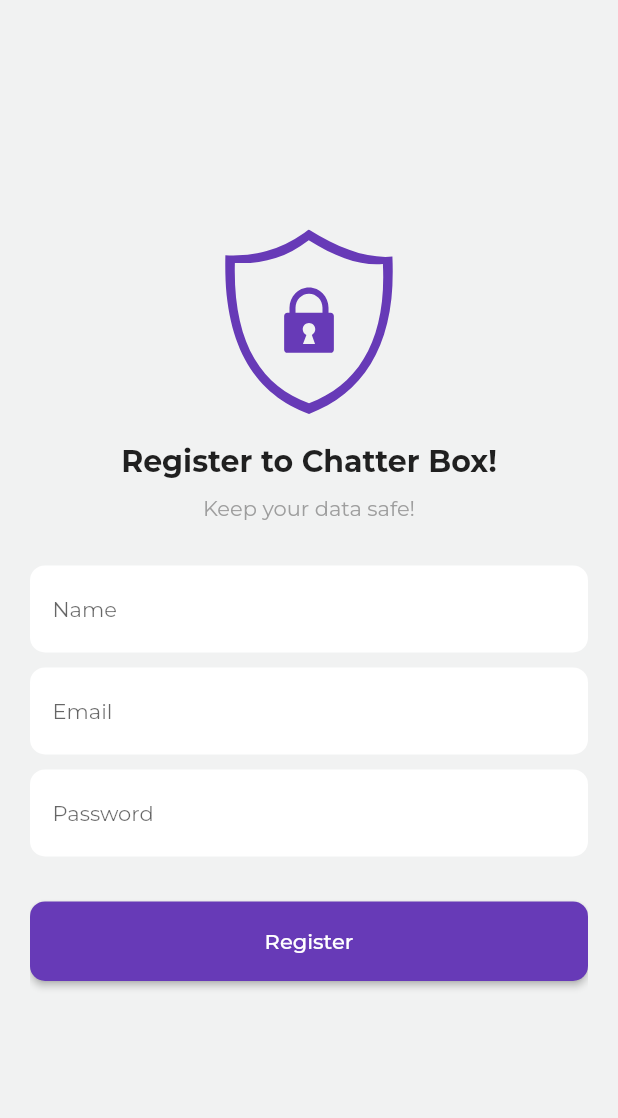
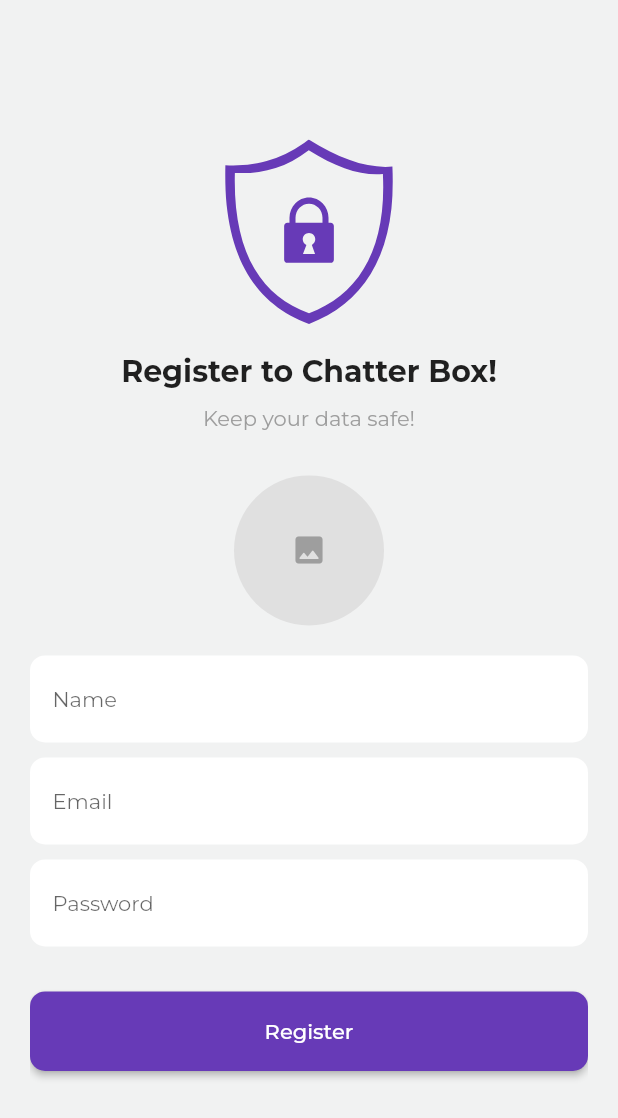
Before and after one commit to shrijanRegmi/flutter-chatter-box, a Flutter app: the RegisterScreen screen opened by its route, on a phone screen of 412 x 824 dp. Shown: the top 1118 px of the screen. Run offline on Flutter 3.47's test engine with Material 2 defaults, Android fonts, the light colour scheme and no system bars; our stand-ins replace cached_network_image, cloud_firestore, firebase_auth, firebase_core, flutter_svg, fluttertoast and 2 more; accounts and stored records are empty; network calls fail.

Commit message:
added image while registering

```diff
--- a/lib/features/authentication/services/auth_service.dart
+++ b/lib/features/authentication/services/auth_service.dart
@@ -12,6 +12,7 @@ class AuthService {
     required final String name,
     required final String email,
     required final String password,
+    required final String photo,
   }) async {
     try {
       final result = await _auth.createUserWithEmailAndPassword(
@@ -24,6 +25,7 @@ class AuthService {
           uid: result.user!.uid,
           name: name,
           email: email,
+          photo: photo,
         );
       }
 
@@ -91,6 +93,7 @@ class AuthService {
     required final String uid,
     required final String name,
     required final String email,
+    required final String photo,
   }) async {
     try {
       final usersRef = _fs.collection('users').doc(uid);
@@ -98,6 +101,7 @@ class AuthService {
         'uid': uid,
         'name': name,
         'email': email,
+        'photo': photo,
         'created_at': Timestamp.now(),
       });
     } catch (e) {
--- a/lib/features/authentication/views/screens/register_screen.dart
+++ b/lib/features/authentication/views/screens/register_screen.dart
@@ -32,6 +32,10 @@ class RegisterScreen extends StatelessWidget {
                             _headerBuilder(context),
                             const SizedBox(
                               height: 30.0,
+                            ),
+                            _imageBuilder(vm),
+                            const SizedBox(
+                              height: 20.0,
                             ),
                             _inputsBuilder(vm),
                             const SizedBox(
@@ -86,6 +90,36 @@ class RegisterScreen extends StatelessWidget {
           ),
         ),
       ],
+    );
+  }
+
+  Widget _imageBuilder(final AuthVm vm) {
+    return GestureDetector(
+      onTap: () {
+        vm.pickImage();
+      },
+      child: Container(
+        width: 100.0,
+        height: 100.0,
+        decoration: BoxDecoration(
+          shape: BoxShape.circle,
+          color: Colors.grey.shade300,
+          image: vm.photo == null
+              ? null
+              : DecorationImage(
+                  image: FileImage(vm.photo!),
+                  fit: BoxFit.cover,
+                ),
+        ),
+        child: vm.photo != null
+            ? null
+            : const Center(
+                child: Icon(
+                  Icons.image_rounded,
+                  color: Colors.grey,
+                ),
+              ),
+      ),
     );
   }
 
--- a/pubspec.yaml
+++ b/pubspec.yaml
@@ -43,6 +43,7 @@ dependencies:
   firebase_auth: ^4.2.3
   fluttertoast: ^8.1.2
   cloud_firestore: ^4.3.0
+  image_picker: ^0.8.6
 
 dev_dependencies:
   flutter_test:
```
Also changed, not shown: lib/features/authentication/viewmodels/auth_vm.dart (+27 -0 lines), pubspec.lock.
